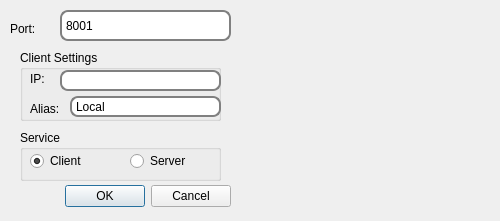
warren80/ChatServer, file settings.ui: the form before one commit.
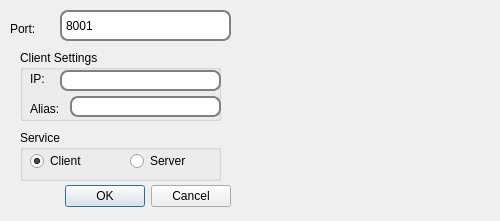
The form after the commit. Icons and pictures are not drawn.

```diff
--- a/settings.ui
+++ b/settings.ui
@@ -187,7 +187,7 @@
 padding-right: 2px;</string>
     </property>
     <property name="text">
-     <string>Local</string>
+     <string/>
     </property>
    </widget>
   </widget>
```
